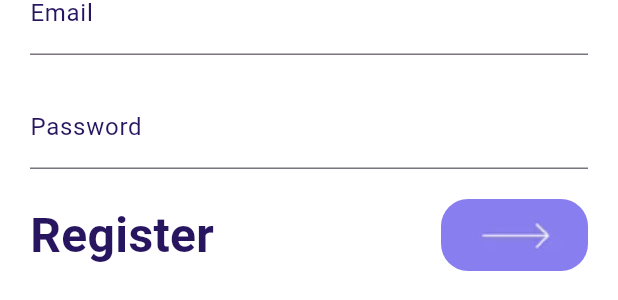
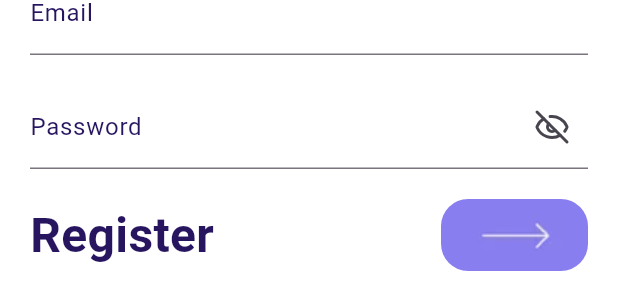
Before and after one commit to o-Proteus-o/MoodCast, a Flutter app: the RegisterAuthBody widget shown alone on an empty page, opened directly, on a phone screen of 412 x 824 dp. Shown: the part 332-632 px from the top of the screen. Run offline on Flutter 3.47's test engine with Material 3 defaults, Android fonts, the light colour scheme and no system bars; our stand-ins replace bloc, dartz, firebase_auth, firebase_core, flutter_bloc, flutter_svg and 4 more; accounts and stored records are empty.

Commit message:
change some of the classes and methods

```diff
--- a/lib/Features/Auth/Presentation/Manager/register_cubit/register_cubit.dart
+++ b/lib/Features/Auth/Presentation/Manager/register_cubit/register_cubit.dart
@@ -10,7 +10,7 @@ class RegisterCubit extends Cubit<RegisterState> {
 
   final AuthRepo authRepo;
 
-  Future<void> register({
+  Future<void> signUpWithEmailAndPassword({
     required String name,
     required String email,
     required String password,
--- a/lib/Features/Auth/Presentation/View/regester/widgets/register_auth_body.dart
+++ b/lib/Features/Auth/Presentation/View/regester/widgets/register_auth_body.dart
@@ -1,14 +1,27 @@
 import 'package:flutter/material.dart';
+import 'package:flutter_bloc/flutter_bloc.dart';
+import 'package:lucide_icons_flutter/lucide_icons.dart';
 import 'package:moodcast/Core/Constant/app_colors.dart';
+import 'package:moodcast/Features/Auth/Presentation/Manager/register_cubit/register_cubit.dart';
 import 'package:moodcast/Features/Auth/Presentation/View/login/widgets/alternative_signs.dart';
 import 'package:moodcast/Features/Auth/Presentation/View/login/widgets/auth_alternative.dart';
 import 'package:moodcast/Features/Auth/Presentation/View/login/widgets/custom_text_field.dart';
 import 'package:moodcast/Features/Auth/Presentation/View/regester/widgets/back_to_login.dart';
+import 'package:moodcast/Features/Auth/Presentation/View/regester/widgets/custom_password_field.dart';
 import 'package:moodcast/Features/Auth/Presentation/View/regester/widgets/register_triger.dart';
 
-class RegisterAuthBody extends StatelessWidget {
+class RegisterAuthBody extends StatefulWidget {
   const RegisterAuthBody({super.key});
 
+  @override
+  State<RegisterAuthBody> createState() => _RegisterAuthBodyState();
+}
+
+class _RegisterAuthBodyState extends State<RegisterAuthBody> {
+  GlobalKey<FormState> formkey = GlobalKey<FormState>();
+  AutovalidateMode autovalidateMode = AutovalidateMode.disabled;
+  bool obscureText = true;
+  late String name, password, email;
   @override
   Widget build(BuildContext context) {
     return Container(
@@ -22,6 +35,9 @@ class RegisterAuthBody extends StatelessWidget {
           bottomRight: Radius.circular(35),
         ),
       ),
+      child: Form(
+        key: formkey,
+        autovalidateMode: autovalidateMode,
         child: Column(
           crossAxisAlignment: CrossAxisAlignment.start,
           children: [
@@ -37,10 +53,42 @@ class RegisterAuthBody extends StatelessWidget {
                 ),
               ),
             ),
-          CustomTextField(text: "Name"),
-          CustomTextField(text: "Email"),
-          CustomTextField(text: "Password"),
+            CustomTextField(
+              onSaved: (val) {
+                name = val!;
+              },
+              text: "Name",
+            ),
+            CustomTextField(
+              onSaved: (val) {
+                email = val!;
+              },
+              text: "Email",
+            ),
+            CustomPasswordField(
+              obscureText: obscureText,
+              suffixIcon: GestureDetector(
+                onTap: () {
+                  obscureText = !obscureText;
+                },
+                child:
+                    obscureText
+                        ? Icon(LucideIcons.eyeOff)
+                        : Icon(LucideIcons.eye),
+              ),
+              text: "Password",
+              onSaved: (val) {
+                password = val!;
+              },
+            ),
             RegisterTriger(
+              onTap: () {
+                context.read<RegisterCubit>().signUpWithEmailAndPassword(
+                  name: name,
+                  email: email,
+                  password: password,
+                );
+              },
               text: "Register",
               image: "assets/images/register_arrow.png",
             ),
@@ -49,6 +97,7 @@ class RegisterAuthBody extends StatelessWidget {
             AltenativeSigns(),
           ],
         ),
+      ),
     );
   }
 }
--- a/lib/Features/Auth/Presentation/View/regester/widgets/register_triger.dart
+++ b/lib/Features/Auth/Presentation/View/regester/widgets/register_triger.dart
@@ -4,7 +4,13 @@ import 'package:moodcast/Core/Constant/app_colors.dart';
 class RegisterTriger extends StatelessWidget {
   final String text;
   final String image;
-  const RegisterTriger({super.key, required this.text, required this.image});
+  final void Function()? onTap;
+  const RegisterTriger({
+    super.key,
+    required this.text,
+    required this.image,
+    this.onTap,
+  });
 
   @override
   Widget build(BuildContext context) {
@@ -21,13 +27,16 @@ class RegisterTriger extends StatelessWidget {
               color: AppColors.primaryColor,
             ),
           ),
-          Container(
-            padding: const EdgeInsets.symmetric(horizontal: 15, vertical: 10),
-            decoration: BoxDecoration(
-              color: AppColors.registerPageColor,
-              borderRadius: BorderRadius.circular(18),
+          GestureDetector(
+            onTap: onTap,
+            child: Container(
+              padding: const EdgeInsets.symmetric(horizontal: 15, vertical: 10),
+              decoration: BoxDecoration(
+                color: AppColors.registerPageColor,
+                borderRadius: BorderRadius.circular(18),
+              ),
+              child: Image.asset(image),
             ),
-            child: Image.asset(image),
           ),
         ],
       ),
--- a/lib/main.dart
+++ b/lib/main.dart
@@ -1,6 +1,7 @@
 import 'package:firebase_core/firebase_core.dart';
 import 'package:flutter/material.dart';
 import 'package:get/get_navigation/src/root/get_material_app.dart';
+import 'package:moodcast/Core/Services/get_it_service.dart';
 import 'package:moodcast/Core/Utils/Routes/on_generated_routes.dart';
 import 'package:moodcast/Features/OnBoarding/Presentation/view/on_boarding_view.dart';
 import 'package:moodcast/firebase_options.dart';
@@ -9,11 +10,13 @@ import 'package:moodcast/firebase_options.dart';
 void main() async {
   WidgetsFlutterBinding.ensureInitialized();
   await Firebase.initializeApp(options: DefaultFirebaseOptions.currentPlatform);
-  runApp(const MyApp());
+
+  setup();
+  runApp(const MoodCast());
 }
 
-class MyApp extends StatelessWidget {
-  const MyApp({super.key});
+class MoodCast extends StatelessWidget {
+  const MoodCast({super.key});
 
   @override
   Widget build(BuildContext context) {
```
Also changed, not shown: lib/Features/Auth/Presentation/View/regester/widgets/register_body_bloc_consumer.dart (added, +30 -0 lines), 1 other file. Lines whose indentation alone changed are shown as unchanged.
